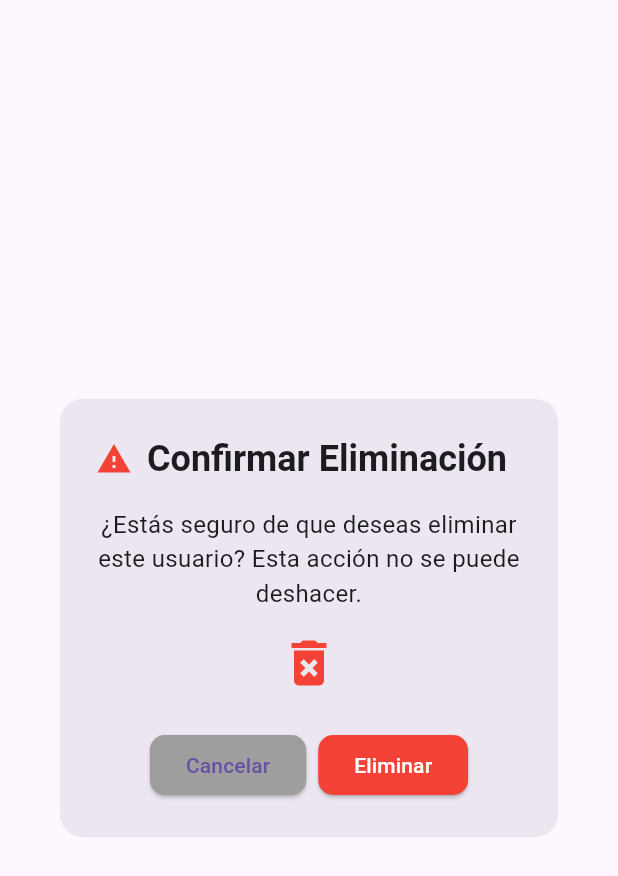
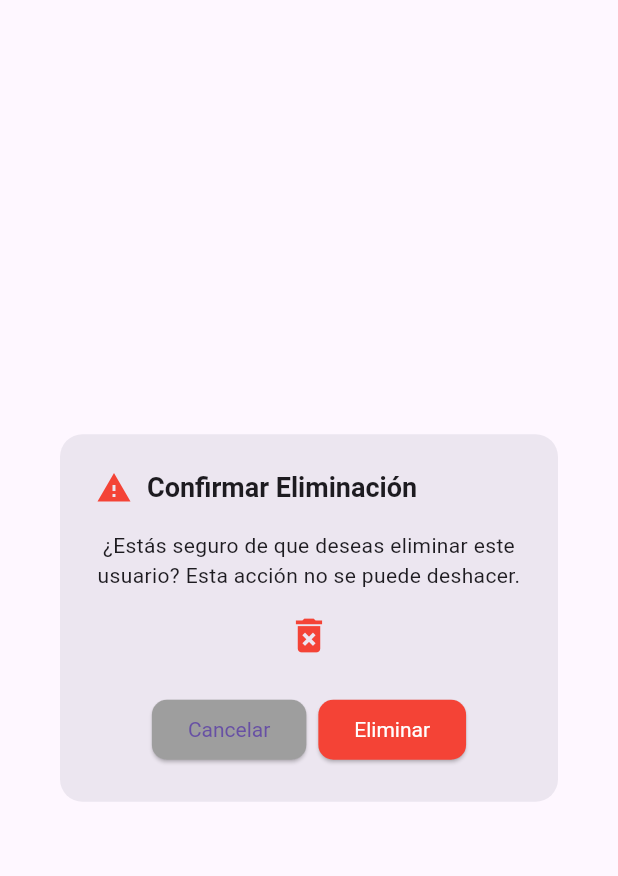
Before and after one commit to grmvera/unibe_flutter, a Flutter app: the DeleteUserDialog widget shown alone on an empty page, opened directly with empty values, on a phone screen of 412 x 824 dp. Shown: the top 876 px of the screen. Run offline on Flutter 3.47's test engine with Material 3 defaults, Android fonts, the light colour scheme and no system bars; our stand-ins replace cloud_firestore, file_picker, firebase_auth, firebase_core, firebase_storage, image_picker and 1 more; missing offline and left inert: excel, qr_code_scanner; accounts and stored records are empty.

Commit message:
responsive de dialogo de eleiminacion fisico

```diff
--- a/lib/Widget/deleteuserdialog.dart
+++ b/lib/Widget/deleteuserdialog.dart
@@ -52,30 +52,43 @@ class DeleteUserDialog extends StatelessWidget {
 
   @override
   Widget build(BuildContext context) {
+    return LayoutBuilder(
+      builder: (BuildContext context, BoxConstraints constraints) {
         return AlertDialog(
           shape: RoundedRectangleBorder(
             borderRadius: BorderRadius.circular(15.0),
           ),
-      title: const Row(
+          title: Row(
             children: [
               Icon(Icons.warning, color: Colors.red),
-          SizedBox(width: 10),
-          Text(
+              const SizedBox(width: 10),
+              Flexible(
+                child: Text(
                   'Confirmar Eliminación',
-            style: TextStyle(fontWeight: FontWeight.bold),
+                  style: TextStyle(
+                    fontWeight: FontWeight.bold,
+                    fontSize: constraints.maxWidth < 600 ? 18 : 22,
+                  ),
+                ),
               ),
             ],
           ),
-      content: const Column(
+          content: Column(
             mainAxisSize: MainAxisSize.min,
             children: [
               Text(
                 '¿Estás seguro de que deseas eliminar este usuario? Esta acción no se puede deshacer.',
                 textAlign: TextAlign.center,
-            style: TextStyle(fontSize: 16),
+                style: TextStyle(
+                  fontSize: constraints.maxWidth < 600 ? 14 : 16,
                 ),
-          SizedBox(height: 15),
-          Icon(Icons.delete_forever, size: 40, color: Colors.red),
+              ),
+              const SizedBox(height: 15),
+              Icon(
+                Icons.delete_forever,
+                size: constraints.maxWidth < 600 ? 30 : 40,
+                color: Colors.red,
+              ),
             ],
           ),
           actionsAlignment: MainAxisAlignment.center,
@@ -85,6 +98,9 @@ class DeleteUserDialog extends StatelessWidget {
                 backgroundColor: Colors.grey,
                 shape: RoundedRectangleBorder(
                   borderRadius: BorderRadius.circular(10.0),
+                ),
+                textStyle: TextStyle(
+                  fontSize: constraints.maxWidth < 600 ? 14 : 16,
                 ),
               ),
               onPressed: () {
@@ -98,6 +114,9 @@ class DeleteUserDialog extends StatelessWidget {
                 shape: RoundedRectangleBorder(
                   borderRadius: BorderRadius.circular(10.0),
                 ),
+                textStyle: TextStyle(
+                  fontSize: constraints.maxWidth < 600 ? 14 : 16,
+                ),
               ),
               onPressed: () {
                 _deleteUser(context, userUid); // Pasar el UID al método
@@ -109,5 +128,7 @@ class DeleteUserDialog extends StatelessWidget {
             ),
           ],
         );
+      },
+    );
   }
 }
```
Also changed, not shown: 1 other file. Lines whose indentation alone changed are shown as unchanged.
